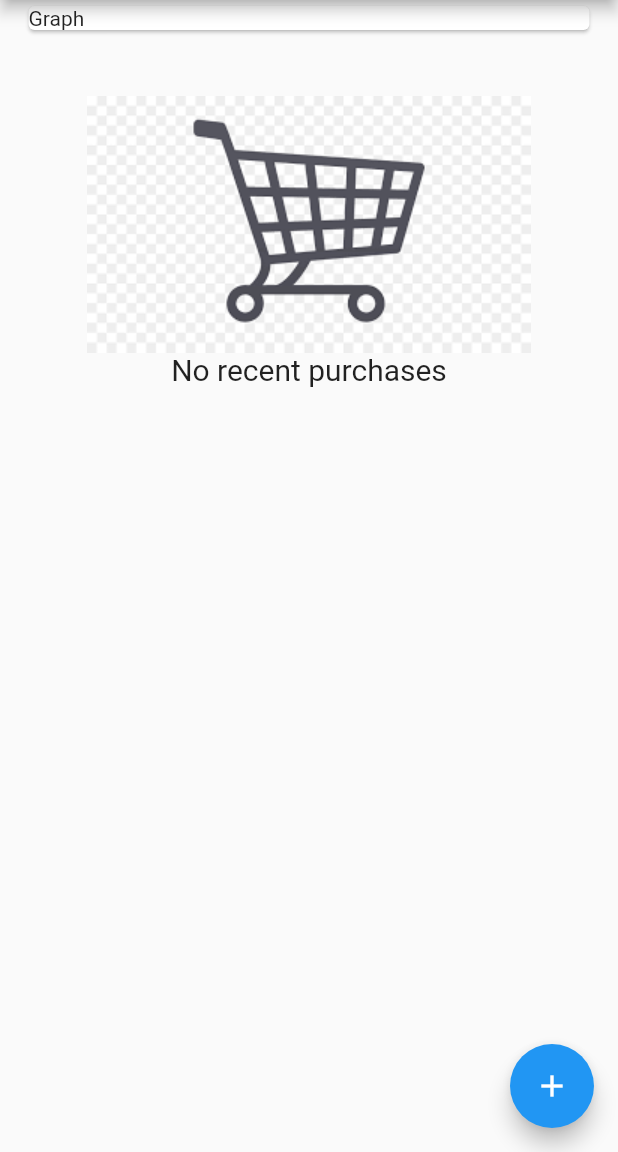
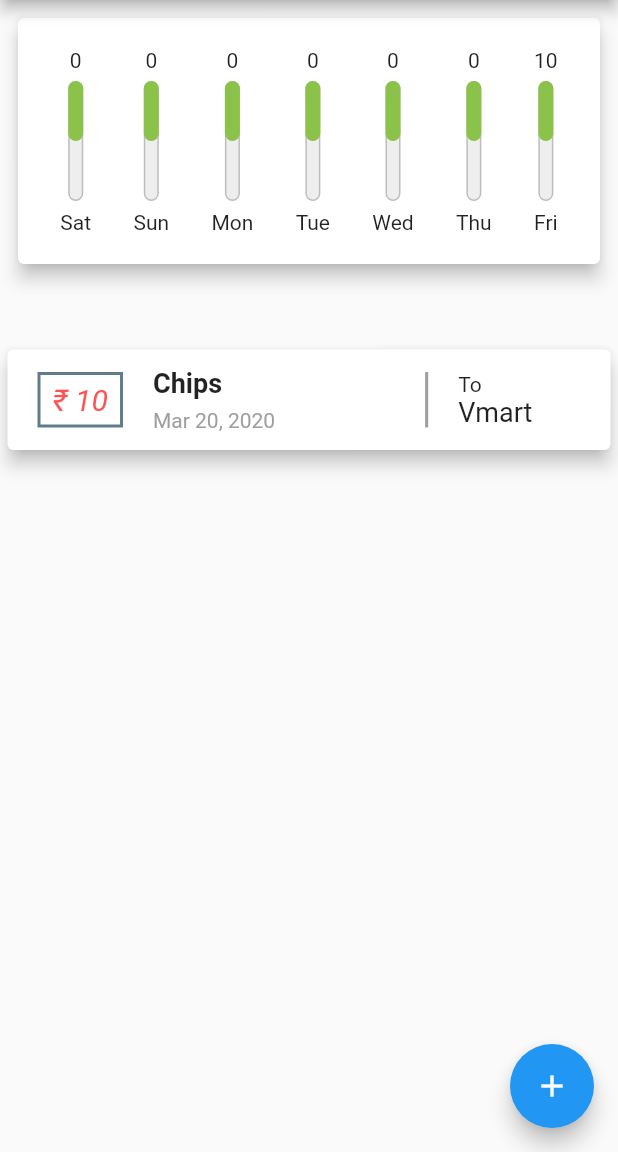
Before and after one commit to bluex4556/udemy_flutter_course, a Flutter app: the screen it shows after launch, on a phone screen of 412 x 824 dp, the part 84-1236 px from its top. Run offline on Flutter 3.47's test engine with Material 2 defaults, Android fonts, the phone set to English and light mode, and no system bars.

Commit message:
Added Chart

```diff
--- a/expenses_app/lib/main.dart
+++ b/expenses_app/lib/main.dart
@@ -3,6 +3,7 @@ import 'package:flutter/material.dart';
 import 'models/transactions.dart';
 import 'widgets/transaction_list.dart';
 import 'widgets/add_transaction.dart';
+import 'widgets/chart.dart';
 
 void main() => runApp(MyApp());
 
@@ -27,11 +28,11 @@ class MyHomePage extends StatefulWidget {
 class _MyHomePageState extends State<MyHomePage> {
 
   final List<Transactions> transactions = [
-//    Transactions(
-//        item: "Chips",
-//        amount: 10,
-//        purchaseDate: DateTime.now(),
-//        shopName: "Vmart"),
+    Transactions(
+        item: "Chips",
+        amount: 10,
+        purchaseDate: DateTime.now(),
+        shopName: "Vmart"),
   ];
 
   void addTransaction(String name, String price, String shopName) {
@@ -44,7 +45,11 @@ class _MyHomePageState extends State<MyHomePage> {
       ));
     });
   }
-
+  List<Transactions> get lastWeekTransaction{
+    return transactions.where((item){
+      return item.purchaseDate.isAfter(DateTime.now().subtract(Duration(days: 7)));
+    }).toList();
+  }
   void startAddNewTransaction(BuildContext ctx) {
     showModalBottomSheet(context: ctx, builder: (_){
       return AddTransaction(addTransaction);
@@ -63,15 +68,8 @@ class _MyHomePageState extends State<MyHomePage> {
           child: Column(
             crossAxisAlignment: CrossAxisAlignment.stretch,
             children: <Widget>[
-              Container(
-                padding: EdgeInsets.fromLTRB(15, 0, 15, 0),
-                child: Card(
-                  child: Text("Graph"),
-                ),
-              ),
-              Padding(
-                padding: EdgeInsets.all(20),
-              ),
+              Chart(lastWeekTransaction),
+              Padding(padding: EdgeInsets.all(20)),
               TransactionList(transactions),
             ],
           ),
--- /dev/null
+++ b/expenses_app/lib/widgets/chart.dart
@@ -0,0 +1,58 @@
+import 'package:expensesapp/widgets/chart_bar.dart';
+import 'package:flutter/material.dart';
+import 'package:intl/intl.dart';
+
+import '../models/transactions.dart';
+
+// ignore: must_be_immutable
+class Chart extends StatelessWidget{
+
+  final List<Transactions> transactions;
+  int totalAmount;
+  Chart(this.transactions){
+    totalAmount = transactions.fold(0, (prev,tx){
+      return prev + tx.amount;
+    });
+  }
+
+  List<Map<String,Object>> get weekTransaction{
+
+    return List.generate(7, (index){
+      final weekDay = DateTime.now().subtract(Duration(days: index));
+      int sum = 0;
+      for(Transactions tx in  transactions)
+        {
+          if(tx.purchaseDate.day == weekDay.day)
+            sum+= tx.amount;
+        }
+
+      return {
+        "day": DateFormat.E().format(weekDay),
+        "amount": sum,
+      };
+
+    });
+  }
+
+  @override
+  Widget build(BuildContext context) {
+    return Card(
+      elevation: 5,
+      margin: EdgeInsets.all(12),
+      child: Padding(
+        padding: const EdgeInsets.symmetric(vertical: 20, horizontal: 0),
+        child: Row(
+          mainAxisAlignment: MainAxisAlignment.spaceEvenly,
+          children:
+            weekTransaction.reversed.map(
+                  (tx){
+                    double fractionOfTotal = (totalAmount == 0)? 0.0 : (tx["amount"] as int) / totalAmount;
+              return ChartBar(tx["day"], tx["amount"] , fractionOfTotal);
+            }).toList(),
+
+        ),
+      ),
+    );
+  }
+
+}
--- /dev/null
+++ b/expenses_app/lib/widgets/chart_bar.dart
@@ -0,0 +1,51 @@
+import 'package:flutter/material.dart';
+
+class ChartBar extends StatelessWidget {
+
+  final day;
+  final amount;
+  final fractionOfTotal;
+
+  ChartBar(this.day,this.amount,this.fractionOfTotal);
+
+  @override
+  Widget build(BuildContext context) {
+    return Container(
+      child: Column(
+        crossAxisAlignment: CrossAxisAlignment.center,
+        children: <Widget>[
+          Text(amount.toString()),
+          SizedBox(height: 6),
+          Container(
+            height: 80,
+            width: 10,
+            child: Stack(
+              children: <Widget>[
+                Container(
+                  decoration: BoxDecoration(
+                    border: Border.all(
+                      color: Colors.grey[400],
+                    ),
+                    color: Colors.grey[200],
+                    borderRadius: BorderRadius.circular(5),
+                  ),
+                ),
+                FractionallySizedBox(
+                  heightFactor: 0.5,
+                  child: Container(
+                    decoration: BoxDecoration(
+                      color: Colors.lightGreen,
+                      borderRadius: BorderRadius.circular(5),
+                    ),
+                  ),
+                )
+              ],
+            ),
+          ),
+          SizedBox(height: 6),
+          Text(day)
+        ],
+      ),
+    );
+  }
+}
```
